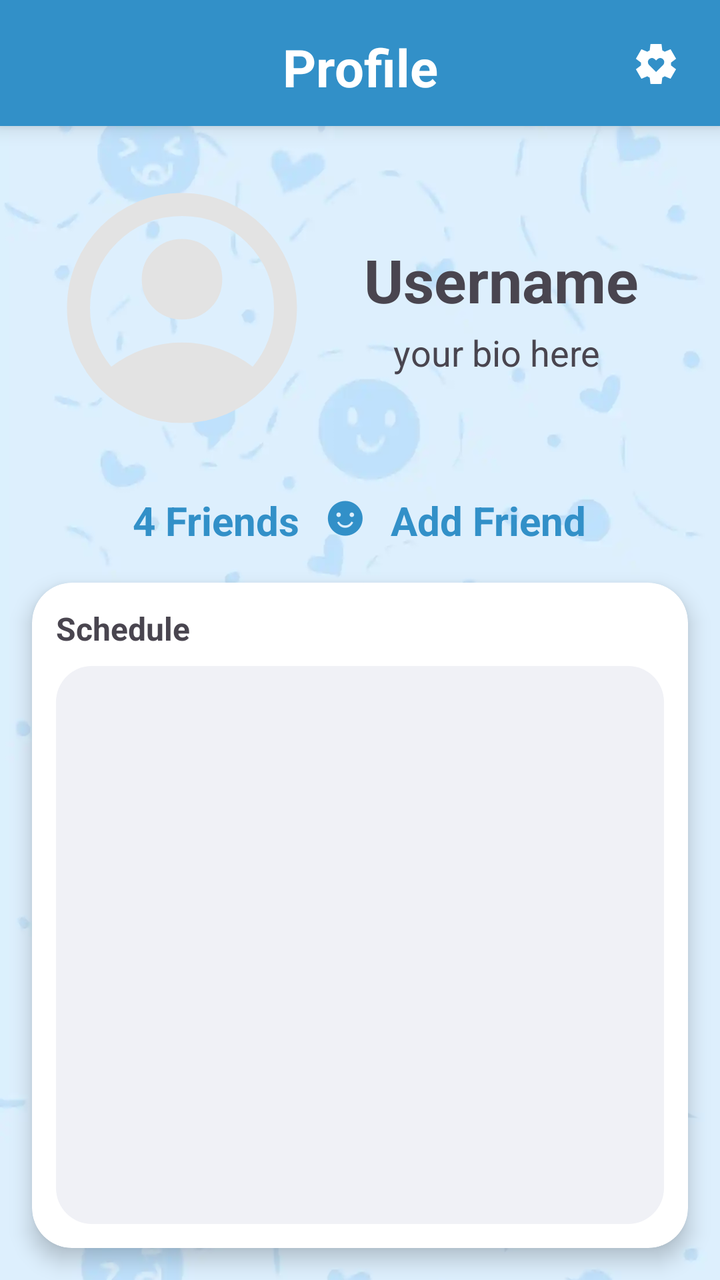
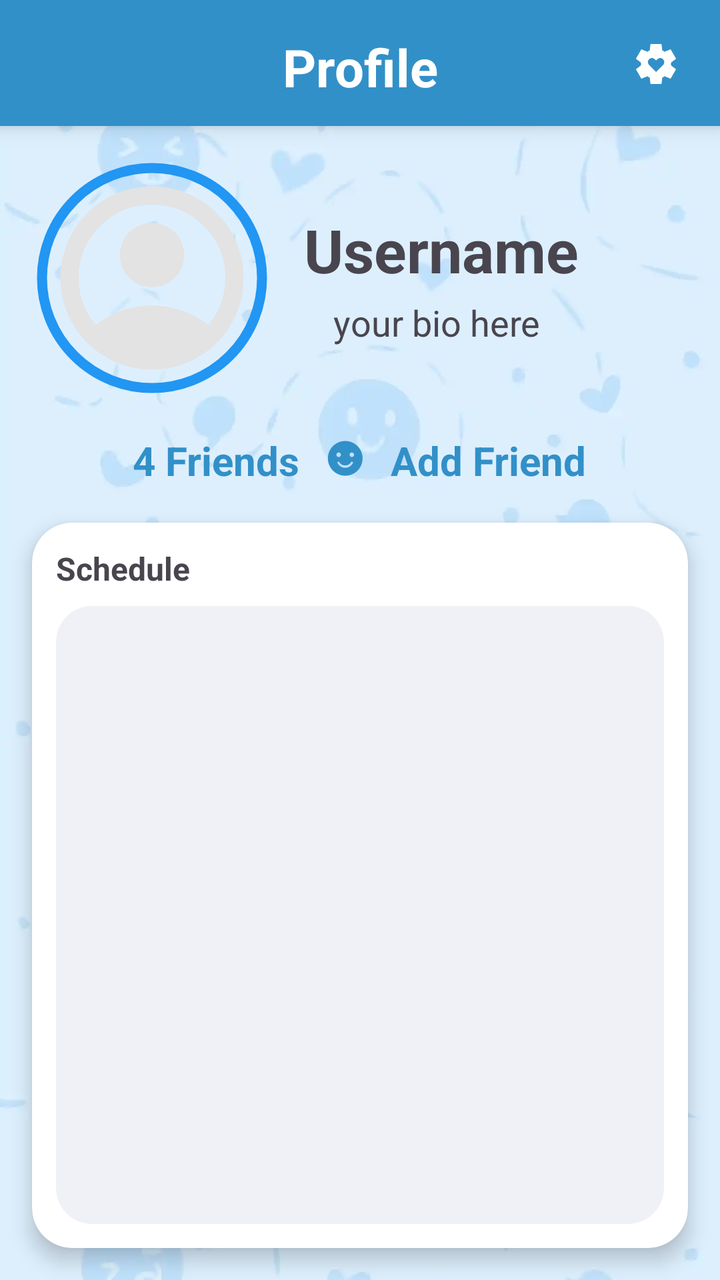

Before-and-after screenshots of an Android layout around one commit, followed by the original layout XML and the change that was made.
<!-- AndroidManifest.xml: application theme Theme.BetweenUs -->
<!-- res/layout/fragment_profile.xml -->
<?xml version="1.0" encoding="utf-8"?>
<androidx.constraintlayout.widget.ConstraintLayout xmlns:android="http://schemas.android.com/apk/res/android"
    xmlns:app="http://schemas.android.com/apk/res-auto"
    android:layout_width="match_parent"
    android:layout_height="match_parent">

    <ImageView
        android:id="@+id/bgImage"
        android:layout_width="0dp"
        android:layout_height="0dp"
        android:src="@drawable/bg"
        android:scaleType="centerCrop"
        app:layout_constraintTop_toTopOf="parent"
        app:layout_constraintBottom_toBottomOf="parent"
        app:layout_constraintStart_toStartOf="parent"
        app:layout_constraintEnd_toEndOf="parent"/>

    
    <TextView
        android:id="@+id/profileToolbar"
        android:layout_width="0dp"
        android:layout_height="wrap_content"
        android:background="#3290c8"
        android:elevation="6dp"
        android:gravity="center"
        android:paddingTop="16dp"
        android:paddingBottom="12dp"
        android:text="Profile"
        android:textColor="@color/white"
        android:textSize="26sp"
        android:textStyle="bold"
        app:layout_constraintEnd_toEndOf="parent"
        app:layout_constraintStart_toStartOf="parent"
        app:layout_constraintTop_toTopOf="parent" />

    <ImageButton
        android:id="@+id/btn_settings"
        android:layout_width="40dp"
        android:layout_height="40dp"
        android:layout_margin="12dp"
        android:background="@android:color/transparent"
        android:elevation="7dp"
        android:src="@drawable/settings_btn"
        app:layout_constraintEnd_toEndOf="parent"
        app:layout_constraintTop_toTopOf="parent"
        app:tint="@color/white" />


    <LinearLayout
        android:id="@+id/profileSection"
        android:layout_width="0dp"
        android:layout_height="wrap_content"
        android:layout_margin="16dp"
        android:orientation="vertical"
        app:layout_constraintTop_toBottomOf="@id/profileToolbar"
        app:layout_constraintStart_toStartOf="parent"
        app:layout_constraintEnd_toEndOf="parent">

        
        <LinearLayout
            android:layout_width="match_parent"
            android:layout_height="wrap_content"
            android:orientation="horizontal">

            
            <ImageView
                android:id="@+id/profileImage"
                android:layout_width="150dp"
                android:layout_height="150dp"
                android:background="@drawable/circle_image_background"
                android:padding="6dp"
                android:src="@drawable/profilebtn_filled"
                 />

            
            <LinearLayout
                android:layout_width="wrap_content"
                android:layout_height="wrap_content"
                android:layout_marginStart="16dp"
                android:layout_gravity="center"
                android:orientation="vertical">

                <TextView
                    android:id="@+id/profileUsername"
                    android:layout_width="wrap_content"
                    android:layout_height="wrap_content"
                    android:text="Username"
                    android:textSize="30sp"
                    android:textStyle="bold" />

                <TextView
                    android:id="@+id/profileBio"
                    android:layout_width="wrap_content"
                    android:layout_height="wrap_content"
                    android:layout_marginTop="4dp"
                    android:layout_gravity="center"
                    android:text="your bio here "
                    android:textSize="18sp" />
            </LinearLayout>

        </LinearLayout>

        
        <LinearLayout
            android:layout_width="wrap_content"
            android:layout_height="wrap_content"
            android:layout_marginTop="12dp"
            android:orientation="horizontal"
            android:layout_gravity="center">

            <TextView
                android:id="@+id/friendsCount"
                android:layout_width="wrap_content"
                android:layout_height="wrap_content"
                android:text="4 Friends"
                android:textColor="#3290c8"
                android:textSize="20sp"
                android:textStyle="bold"
                android:clickable="true"/>

            <TextView
                android:layout_width="wrap_content"
                android:layout_height="wrap_content"
                android:text="  ☻  "
                android:textColor="#3290c8"
                android:textSize="25sp"/>

            <TextView
                android:id="@+id/addFriendLink"
                android:layout_width="wrap_content"
                android:layout_height="wrap_content"
                android:text="Add Friend"
                android:textColor="#3290c8"
                android:textSize="20sp"
                android:textStyle="bold"
                android:clickable="true"/>
        </LinearLayout>

    </LinearLayout>

    
<androidx.cardview.widget.CardView
android:id="@+id/scheduleCard"
android:layout_height="0dp"
android:layout_margin="16dp"
android:layout_width="0dp"
app:cardCornerRadius="20dp"
app:cardElevation="6dp"
app:layout_constraintBottom_toBottomOf="parent"
app:layout_constraintEnd_toEndOf="parent"
app:layout_constraintStart_toStartOf="parent"
app:layout_constraintTop_toBottomOf="@id/profileSection">

<LinearLayout
    android:layout_height="match_parent"
    android:layout_width="match_parent"
    android:orientation="vertical"
    android:padding="12dp">

    <TextView
        android:layout_height="wrap_content"
        android:layout_marginBottom="8dp"
        android:layout_width="wrap_content"
        android:text="Schedule"
        android:textSize="16sp"
        android:textStyle="bold" />

    
    <FrameLayout
        android:background="@drawable/image_round"
        android:backgroundTint="#F0F1F6"
        android:elevation="6dp"
        android:id="@+id/googleCalendarContainer"
        android:layout_height="match_parent"
        android:layout_width="match_parent"
        android:padding="12dp" />

</LinearLayout>
</androidx.cardview.widget.CardView>

    </androidx.constraintlayout.widget.ConstraintLayout>
<!-- resources referenced by this layout -->
<resources>
  <color name="white">#FFFFFFFF</color>
  <!-- drawable bg: webp bitmap (drawable, 16506 bytes) -->
  <!-- drawable circle_image_background (drawable) -->
  <?xml version="1.0" encoding="utf-8"?>
  <selector xmlns:android="http://schemas.android.com/apk/res/android">
  
  </selector>
  <!-- drawable image_round (drawable) -->
  <?xml version="1.0" encoding="utf-8"?>
  <shape xmlns:android="http://schemas.android.com/apk/res/android">
      <corners android:radius="18dp"/>
  </shape>
  <!-- drawable profilebtn_filled (drawable) -->
  <vector xmlns:android="http://schemas.android.com/apk/res/android"
      android:width="24dp"
      android:height="24dp"
      android:viewportWidth="960"
      android:viewportHeight="960">
    <path
        android:pathData="M234,684q51,-39 114,-61.5T480,600q69,0 132,22.5T726,684q35,-41 54.5,-93T800,480q0,-133 -93.5,-226.5T480,160q-133,0 -226.5,93.5T160,480q0,59 19.5,111t54.5,93ZM380.5,479.5Q340,439 340,380t40.5,-99.5Q421,240 480,240t99.5,40.5Q620,321 620,380t-40.5,99.5Q539,520 480,520t-99.5,-40.5ZM480,880q-83,0 -156,-31.5T197,763q-54,-54 -85.5,-127T80,480q0,-83 31.5,-156T197,197q54,-54 127,-85.5T480,80q83,0 156,31.5T763,197q54,54 85.5,127T880,480q0,83 -31.5,156T763,763q-54,54 -127,85.5T480,880Z"
        android:fillColor="#e3e3e3"/>
  </vector>
  <!-- drawable settings_btn (drawable) -->
  <vector xmlns:android="http://schemas.android.com/apk/res/android"
      android:width="24dp"
      android:height="24dp"
      android:viewportWidth="960"
      android:viewportHeight="960">
    <path
        android:pathData="m482,640 l140,-140q17,-17 22,-41.5t-5,-47.5q-10,-23 -30,-37t-45,-14q-25,0 -45,15.5T482,408q-18,-17 -37.5,-32.5T400,360q-25,0 -45.5,13.5T324,410q-10,23 -4.5,47.5T342,500l140,140ZM370,880l-16,-128q-13,-5 -24.5,-12T307,725l-119,50L78,585l103,-78q-1,-7 -1,-13.5v-27q0,-6.5 1,-13.5L78,375l110,-190 119,50q11,-8 23,-15t24,-12l16,-128h220l16,128q13,5 24.5,12t22.5,15l119,-50 110,190 -103,78q1,7 1,13.5v27q0,6.5 -2,13.5l103,78 -110,190 -118,-50q-11,8 -23,15t-24,12L590,880L370,880Z"
        android:fillColor="#e3e3e3"/>
  </vector>
  <style name="Theme.BetweenUs" parent="Theme.MaterialComponents.DayNight.NoActionBar">
          
          <item name="colorPrimary">@color/purple_500</item>
          <item name="colorPrimaryVariant">@color/purple_700</item>
          <item name="colorOnPrimary">@color/white</item>
          
          <item name="colorSecondary">@color/teal_200</item>
          <item name="colorSecondaryVariant">@color/teal_700</item>
          <item name="colorOnSecondary">@color/black</item>
          
          <item name="android:statusBarColor">?attr/colorPrimaryVariant</item>
          
      </style>
  <color name="purple_500">#FF6200EE</color>
  <color name="purple_700">#FF3700B3</color>
  <color name="teal_200">#FF03DAC5</color>
  <color name="teal_700">#FF018786</color>
  <color name="black">#FF000000</color>
</resources>

<!-- the commit's change to res/layout/fragment_profile.xml (unified diff, before → after) -->
@@ -63,14 +63,15 @@
             android:orientation="horizontal">
 
             
-            <ImageView
+            <com.google.android.material.imageview.ShapeableImageView
                 android:id="@+id/profileImage"
-                android:layout_width="150dp"
-                android:layout_height="150dp"
-                android:background="@drawable/circle_image_background"
-                android:padding="6dp"
+                android:layout_width="120dp"
+                android:layout_height="120dp"
+                android:padding="5dp"
                 android:src="@drawable/profilebtn_filled"
-                 />
+                app:strokeColor="#2196F3"
+                app:strokeWidth="5dp"
+                app:shapeAppearanceOverlay="@style/ShapeAppearance.Material3.Corner.Full" />
 
             
             <LinearLayout
<!-- resource entries referenced after the edit -->
@@ -2,11 +2,6 @@
 <resources>
   <color name="white">#FFFFFFFF</color>
   <!-- drawable bg: webp bitmap (drawable, 16506 bytes) -->
-  <!-- drawable circle_image_background (drawable) -->
-  <?xml version="1.0" encoding="utf-8"?>
-  <selector xmlns:android="http://schemas.android.com/apk/res/android">
-  
-  </selector>
   <!-- drawable image_round (drawable) -->
   <?xml version="1.0" encoding="utf-8"?>
   <shape xmlns:android="http://schemas.android.com/apk/res/android">
